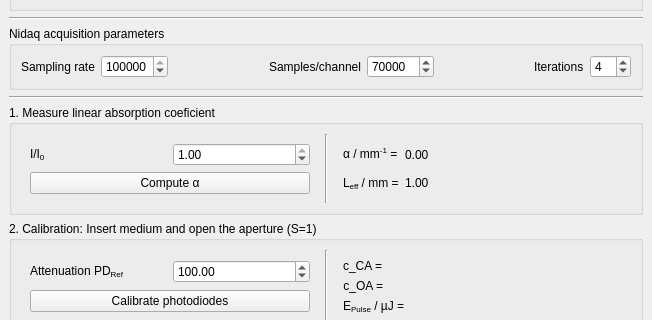
The window that gui_design/design.ui (FabianKonig/zScanMeasurementManager) describes before a commit, drawn with Qt 5; both pictures show x 0 to 652 and y 205 to 525 of the 652 by 782 pixel window.
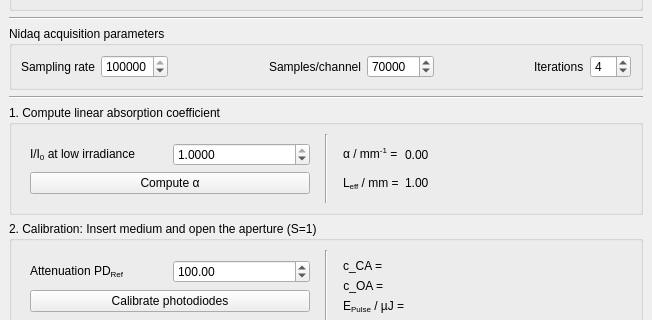
The same window after the commit.

The edit to the form file:
```diff
--- a/gui_design/design.ui
+++ b/gui_design/design.ui
@@ -387,7 +387,7 @@
        </sizepolicy>
       </property>
       <property name="title">
-       <string>1. Measure linear absorption coeficient</string>
+       <string>1. Compute linear absorption coefficient</string>
       </property>
       <layout class="QHBoxLayout" name="horizontalLayout">
        <item>
@@ -396,7 +396,7 @@
           <item row="0" column="0">
            <widget class="QLabel" name="label_II0">
             <property name="text">
-             <string>&lt;html&gt;&lt;head/&gt;&lt;body&gt;&lt;p&gt;I/I&lt;span style=&quot; vertical-align:sub;&quot;&gt;0&lt;/span&gt;&lt;/p&gt;&lt;/body&gt;&lt;/html&gt;</string>
+             <string>&lt;html&gt;&lt;head/&gt;&lt;body&gt;&lt;p&gt;I/I&lt;span style=&quot; vertical-align:sub;&quot;&gt;0&lt;/span&gt; at low irradiance&lt;/p&gt;&lt;/body&gt;&lt;/html&gt;</string>
             </property>
            </widget>
           </item>
@@ -408,6 +408,9 @@
               <verstretch>0</verstretch>
              </sizepolicy>
             </property>
+            <property name="decimals">
+             <number>4</number>
+            </property>
             <property name="maximum">
              <double>1.000000000000000</double>
             </property>
```
Left out of the diff: 13 changed lines with no effect on the pictures.
